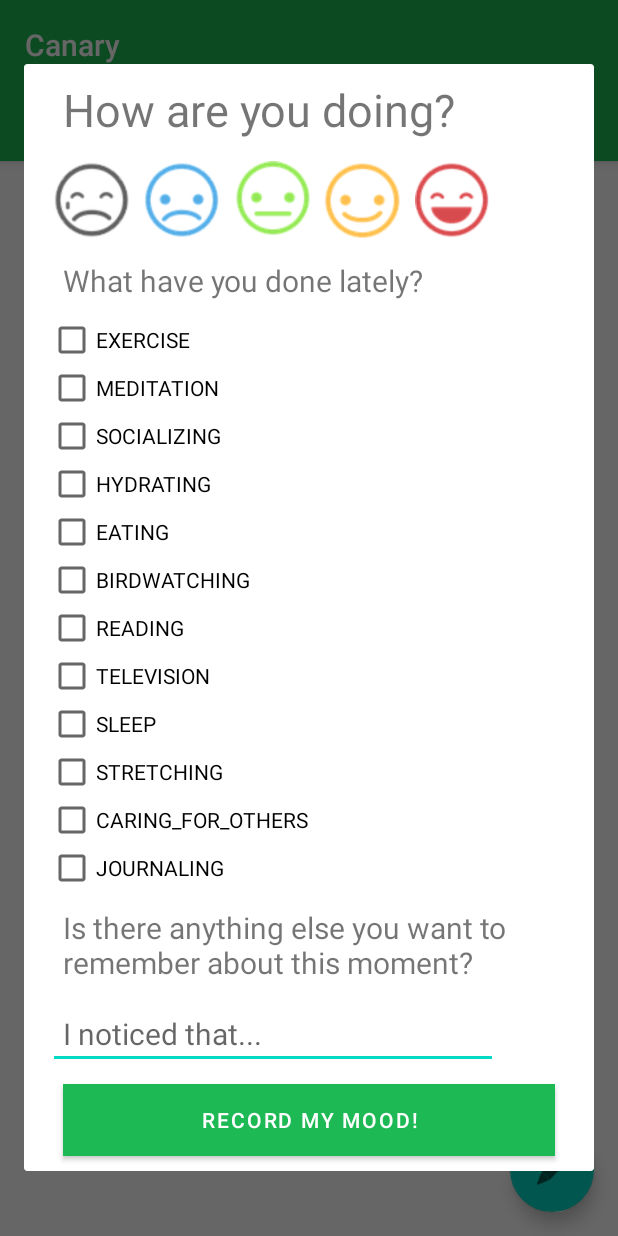
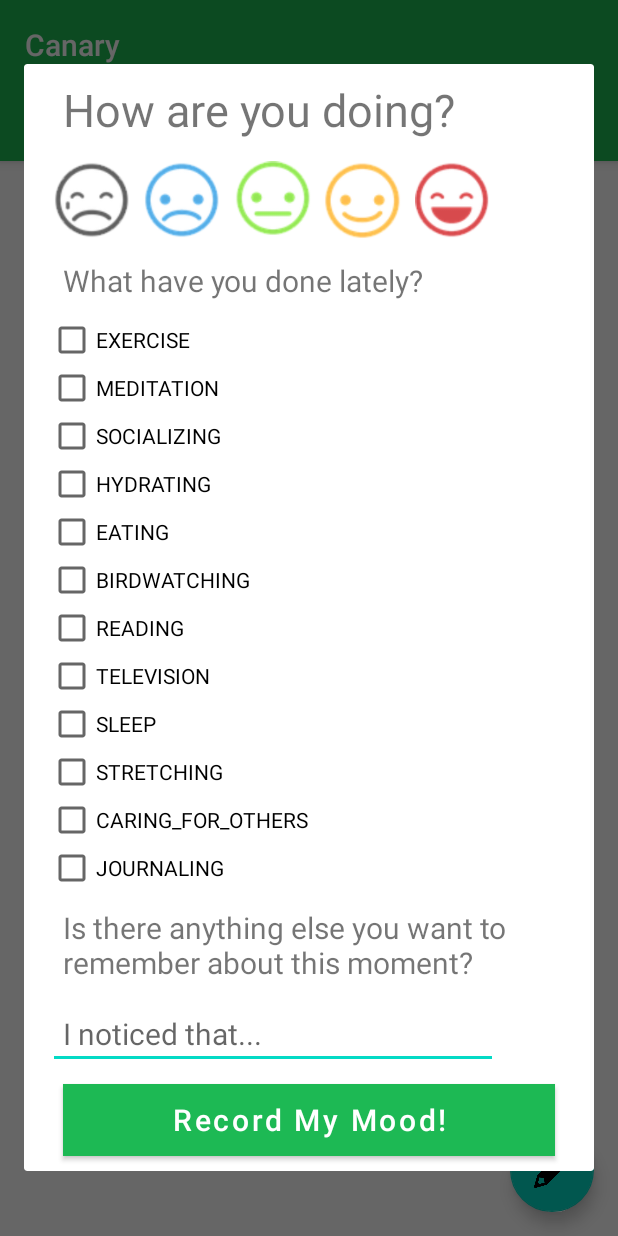
Before and after one commit to yahancheng/canary, an Android app: the screen it shows after launch (MainActivity), after a tap on an icon or button, on a phone screen of 412 x 824 dp. Run offline under Robolectric (Android 15) with nearby library versions, the phone set to English and light mode, and no system bars; 2 statements that could not run were skipped.

Commit message:
Fun style updates
+ Change the FAB icon from a grey pencil to a white pencil
+ Add some string constants
+ Beautify the mood entry submission button

```diff
--- a/app/src/main/res/layout/activity_main.xml
+++ b/app/src/main/res/layout/activity_main.xml
@@ -41,5 +41,5 @@
         android:layout_height="wrap_content"
         android:layout_gravity="bottom|end"
         android:layout_margin="@dimen/fab_margin"
-        app:srcCompat="@android:drawable/ic_menu_edit" />
+        app:srcCompat="@drawable/ic_pencil" />
 </androidx.coordinatorlayout.widget.CoordinatorLayout>
--- a/app/src/main/res/layout/fragment_mood_entry.xml
+++ b/app/src/main/res/layout/fragment_mood_entry.xml
@@ -99,6 +99,8 @@
             android:layout_margin="10dp"
             android:background="@color/colorPrimary"
             android:text="@string/record_my_mood"
+            android:textAllCaps="false"
+            android:textSize="20sp"
             android:textAlignment="center"
             android:textColor="@color/design_default_color_on_primary" />
 
--- a/app/src/main/res/values/strings.xml
+++ b/app/src/main/res/values/strings.xml
@@ -9,5 +9,7 @@
     <string name="what_have_you_done_lately">What have you done lately?</string>
     <string name="is_there_anything_else_you_want_to_remember_about_this_moment">Is there anything else you want to remember about this moment?</string>
     <string name="i_noticed_that">I noticed that...</string>
-    <string name="record_my_mood">Record my mood!</string>
+    <string name="record_my_mood">Record My Mood!</string>
+    <string name="recent_activities">Recent Activities:</string>
+    <string name="lately_i_ve_felt">Lately I\'ve felt...</string>
 </resources>
```
Also changed, not shown: app/src/main/res/drawable/ic_pencil.png (added).
